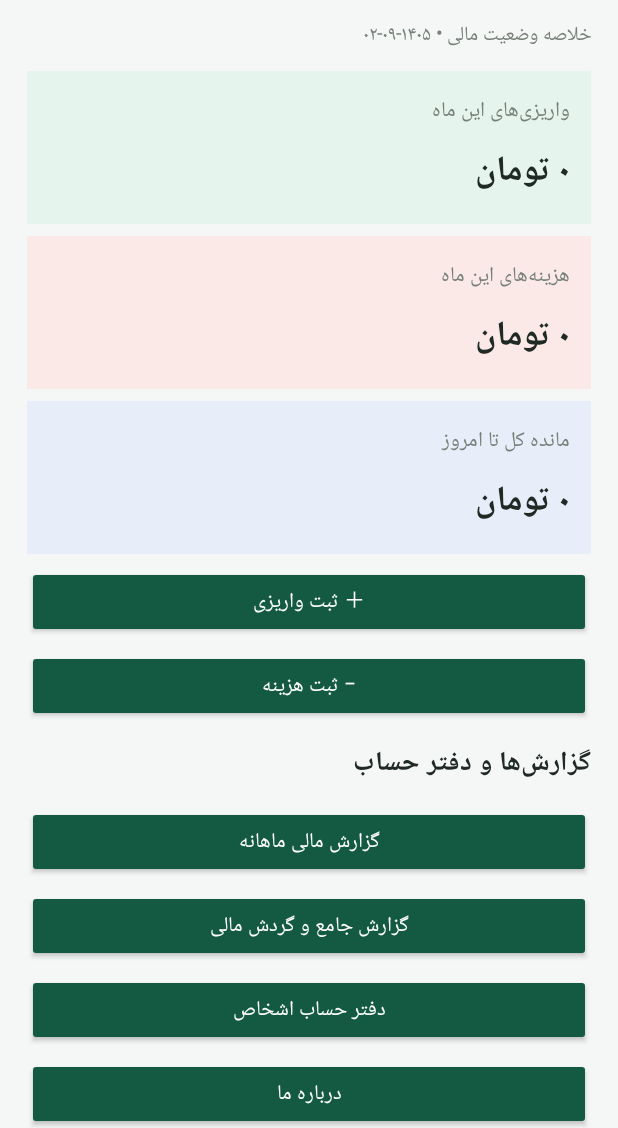
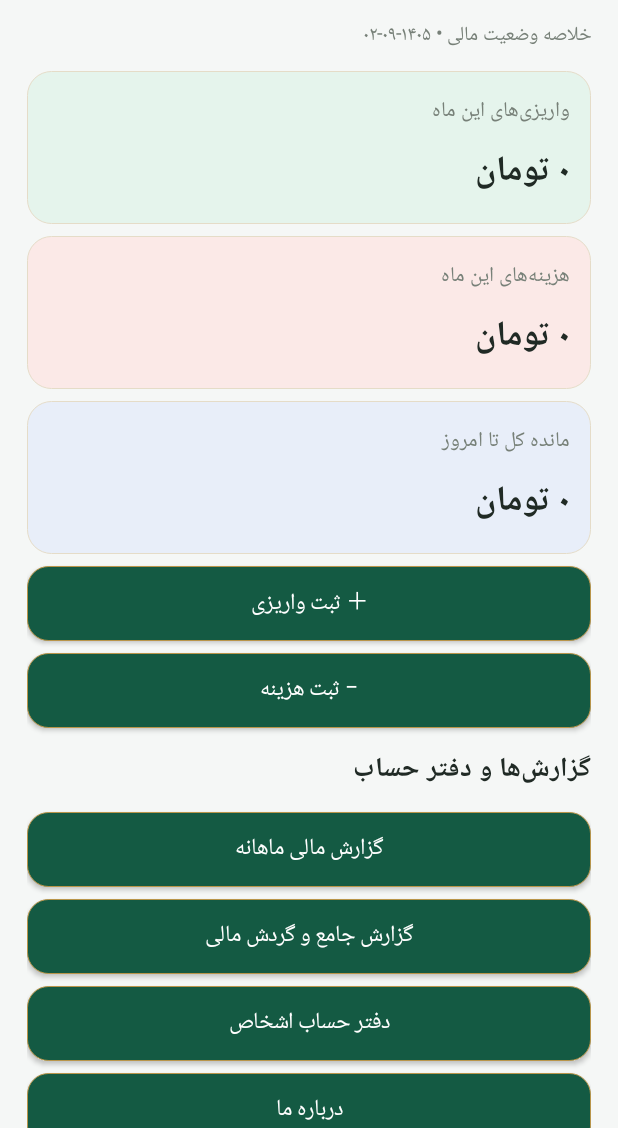
Before and after one commit to torangrayaneh/Modiriat-Mali-Man-Final, an Android app: the screen it shows after launch (MainActivity), on a phone screen of 412 x 824 dp, the part 108-1236 px from its top. Run offline under Robolectric (Android 15) with nearby library versions, the phone set to English and light mode, and no system bars.

Commit message:
Polish dashboard buttons and summary cards

```diff
--- a/app/src/main/java/com/example/modiriatmaliman/MainActivity.kt
+++ b/app/src/main/java/com/example/modiriatmaliman/MainActivity.kt
@@ -201,8 +201,15 @@ class MainActivity : Activity() {
     private fun button(s: String, action: () -> Unit): Button = Button(this).apply {
         text = s
         isAllCaps = false
+        textSize = 15f
+        minHeight = dp(50)
         setTextColor(0xFFFFFFFF.toInt())
-        backgroundTintList = android.content.res.ColorStateList.valueOf(green)
+        background = android.graphics.drawable.GradientDrawable().apply {
+            setColor(green)
+            cornerRadius = dp(14).toFloat()
+            setStroke(dp(1), 0xFFB9954A.toInt())
+        }
+        setPadding(dp(12), dp(6), dp(12), dp(6))
         setOnClickListener { action() }
     }
 
@@ -292,7 +299,11 @@ class MainActivity : Activity() {
         val box = LinearLayout(this).apply {
             orientation = LinearLayout.VERTICAL
             setPadding(dp(14), dp(10), dp(14), dp(10))
-            setBackgroundColor(bg)
+            background = android.graphics.drawable.GradientDrawable().apply {
+                setColor(bg)
+                cornerRadius = dp(16).toFloat()
+                setStroke(dp(1), 0xFFE5DCC8.toInt())
+            }
         }
         box.addView(text(label, 14f, false, muted))
         box.addView(text("${DB.fmt(value)} تومان", 23f, true))
```
